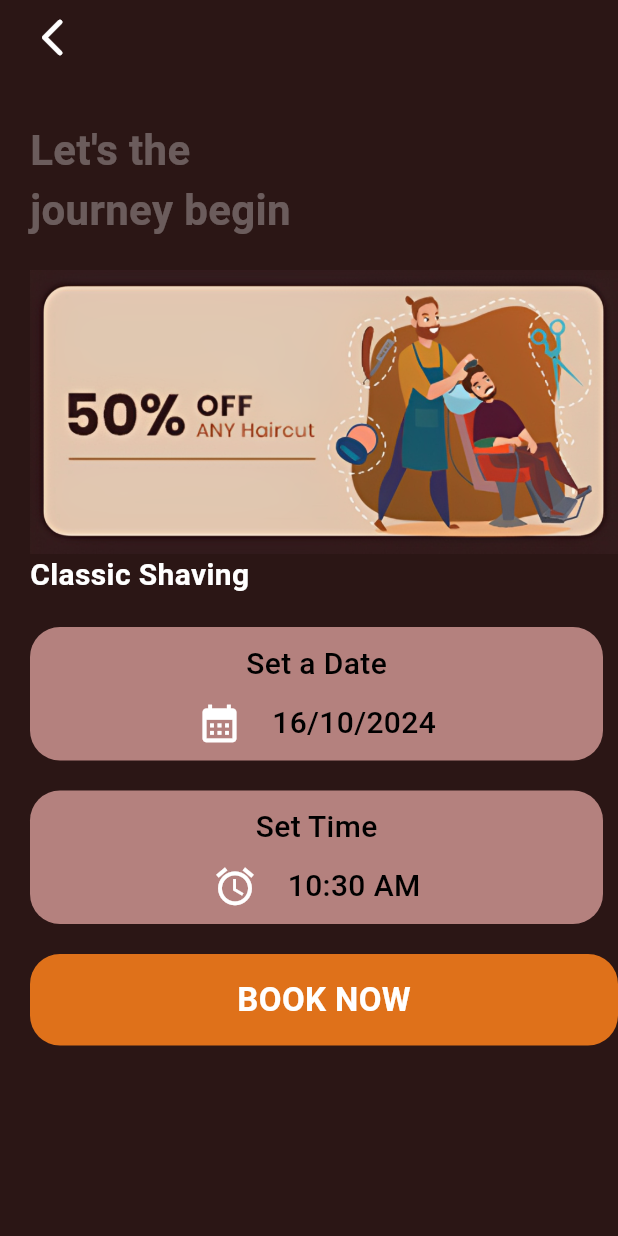
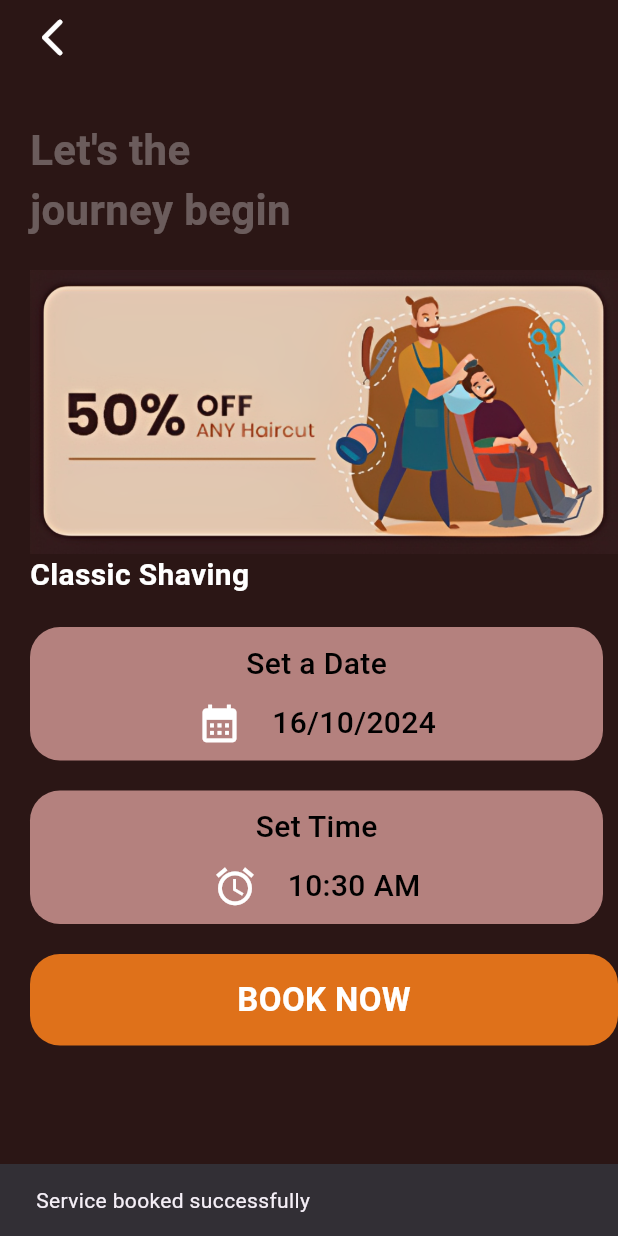
Before and after one commit to SankalpPyFever333/BarberApplication, a Flutter app: the Booking screen opened directly, after a tap on "BOOK NOW", on a phone screen of 412 x 824 dp. Run offline on Flutter 3.47's test engine with Material 3 defaults, Android fonts, the phone set to English and light mode, and no system bars; our stand-ins replace cloud_firestore, firebase_auth, firebase_core, random_string, shared_preferences; accounts and stored records are empty.

Commit message:
created method for service booking

```diff
--- a/lib/main.dart
+++ b/lib/main.dart
@@ -41,7 +41,7 @@ class MyApp extends StatelessWidget {
         colorScheme: ColorScheme.fromSeed(seedColor: Colors.deepPurple),
         useMaterial3: true,
       ),
-      home: const Login(),
+      home: const Home(),
     );
   }
 }
--- a/lib/pages/booking.dart
+++ b/lib/pages/booking.dart
@@ -1,9 +1,10 @@
+import "package:barber_app/services/database.dart";
+import "package:barber_app/services/shared_pref.dart";
 import "package:flutter/material.dart";
 
 class Booking extends StatefulWidget {
   String service;
   Booking({required this.service});
-
   @override
   State<Booking> createState() => _BookingState();
 }
@@ -32,6 +33,31 @@ class _BookingState extends State<Booking> {
         _currentTime = timePicked;
       });
     }
+  }
+
+  String? name,
+      image,
+      userEmail; // these are used to display name of logged in used and his image.
+
+// we will fetch data from shared preference.
+
+  getDatafromSharedPref() async {
+    name = await SharedPreferenceHelper().getUserName();
+    image = await SharedPreferenceHelper().getUserImage();
+    userEmail = await SharedPreferenceHelper().getUserEmail();
+
+    setState(() {});
+  }
+
+  getonTheLoad() async {
+    await getDatafromSharedPref();
+    setState(() {});
+  }
+
+  @override
+  void initState() {
+    getonTheLoad();
+    super.initState();
   }
 
   @override
@@ -176,13 +202,27 @@ class _BookingState extends State<Booking> {
               ),
             ),
             SizedBox(height: 20.0),
-
             GestureDetector(
-              onTap: (){
-
+              onTap: () {},
+              child: GestureDetector(
+                onTap: () async {
+                  Map<String, dynamic> userbookingInfoMap = {
+                    "Service": widget.service,
+                    "Date":
+                        "${_selectedDateTime.day}/${_selectedDateTime.month}/${_selectedDateTime.year}"
+                            .toString(),
+                    "Time": _currentTime.format(context).toString(),
+                    "Username": name,
+                    "Image": image,
+                    "email": userEmail,
+                  };
+                  await DatabaseMethods().addUserBooking(userbookingInfoMap);
+                  ScaffoldMessenger.of(context).showSnackBar(
+                      SnackBar(content: Text("Service booked successfully")));
                 },
                 child: Container(
-                padding: const EdgeInsets.symmetric(horizontal: 20, vertical: 15),
+                  padding:
+                      const EdgeInsets.symmetric(horizontal: 20, vertical: 15),
                   width: MediaQuery.of(context).size.width,
                   decoration: BoxDecoration(
                     color: const Color(0xFFdf711a),
@@ -200,6 +240,7 @@ class _BookingState extends State<Booking> {
                   ),
                 ),
               ),
+            ),
           ],
         ),
       ),
--- a/lib/services/database.dart
+++ b/lib/services/database.dart
@@ -8,4 +8,10 @@ class DatabaseMethods {
         .doc(id)
         .set(userInfoMap);
   }
+
+  Future addUserBooking(Map<String, dynamic> userBookingIngoMap) async {
+    return await FirebaseFirestore.instance
+        .collection('booking')
+        .add(userBookingIngoMap);
+  }
 }
```
Lines whose indentation alone changed are shown as unchanged.
